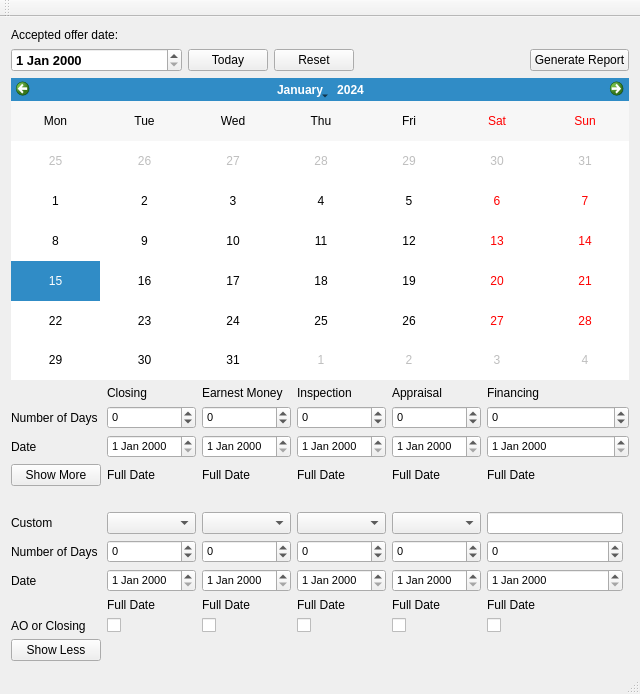
First picture: the form in ModeRN_DeadlineCalc/mainwindow.ui, repository themattkerr/DaysCalculator, before the edit.
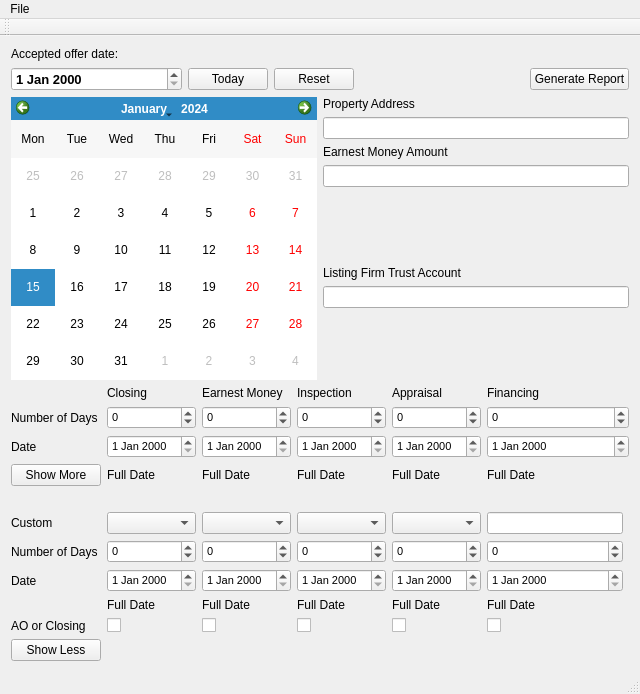
Second picture: the form after the edit. Icons and pictures are not drawn.

What changed in the file:
```diff
--- a/ModeRN_DeadlineCalc/mainwindow.ui
+++ b/ModeRN_DeadlineCalc/mainwindow.ui
@@ -32,9 +32,7 @@
       </property>
      </widget>
     </item>
-    <item row="1" column="0">
-     <layout class="QVBoxLayout" name="verticalLayout">
-      <item>
+    <item row="1" column="0" colspan="2">
        <layout class="QHBoxLayout" name="horizontalLayout">
         <item>
          <widget class="QDateEdit" name="dateEdit_AcceptedOffer">
@@ -89,7 +87,7 @@
         </item>
        </layout>
       </item>
-      <item>
+    <item row="2" column="0">
        <widget class="QCalendarWidget" name="calendarWidget">
         <property name="selectionMode">
          <enum>QCalendarWidget::NoSelection</enum>
@@ -99,7 +97,67 @@
         </property>
        </widget>
       </item>
+    <item row="2" column="1">
+     <layout class="QVBoxLayout" name="verticalLayout">
       <item>
+       <widget class="QLabel" name="label">
+        <property name="text">
+         <string>Property Address</string>
+        </property>
+       </widget>
+      </item>
+      <item>
+       <widget class="QLineEdit" name="lineEdit_Address"/>
+      </item>
+      <item>
+       <widget class="QLabel" name="label_2">
+        <property name="text">
+         <string>Earnest Money Amount</string>
+        </property>
+       </widget>
+      </item>
+      <item>
+       <widget class="QLineEdit" name="lineEdit_Earnest_Money_Amount"/>
+      </item>
+      <item>
+       <spacer name="verticalSpacer">
+        <property name="orientation">
+         <enum>Qt::Vertical</enum>
+        </property>
+        <property name="sizeHint" stdset="0">
+         <size>
+          <width>20</width>
+          <height>40</height>
+         </size>
+        </property>
+       </spacer>
+      </item>
+      <item>
+       <widget class="QLabel" name="label_3">
+        <property name="text">
+         <string>Listing Firm Trust Account</string>
+        </property>
+       </widget>
+      </item>
+      <item>
+       <widget class="QLineEdit" name="lineEdit_Listing_Trust"/>
+      </item>
+      <item>
+       <spacer name="verticalSpacer_3">
+        <property name="orientation">
+         <enum>Qt::Vertical</enum>
+        </property>
+        <property name="sizeHint" stdset="0">
+         <size>
+          <width>20</width>
+          <height>40</height>
+         </size>
+        </property>
+       </spacer>
+      </item>
+     </layout>
+    </item>
+    <item row="4" column="0" colspan="2">
        <layout class="QGridLayout" name="gridLayout">
         <item row="11" column="0">
          <widget class="QPushButton" name="pushButton_ShowLess">
@@ -592,8 +650,6 @@
        </layout>
       </item>
      </layout>
-    </item>
-   </layout>
   </widget>
   <widget class="QMenuBar" name="menuBar">
    <property name="geometry">
@@ -604,6 +660,14 @@
      <height>26</height>
     </rect>
    </property>
+   <widget class="QMenu" name="menuFile">
+    <property name="title">
+     <string>File</string>
+    </property>
+    <addaction name="actionOpen_File"/>
+    <addaction name="actionSave_File"/>
+   </widget>
+   <addaction name="menuFile"/>
   </widget>
   <widget class="QToolBar" name="mainToolBar">
    <property name="enabled">
```
Left out of the diff: 330 changed lines with no effect on the pictures. Lines whose indentation alone changed are shown as unchanged.
